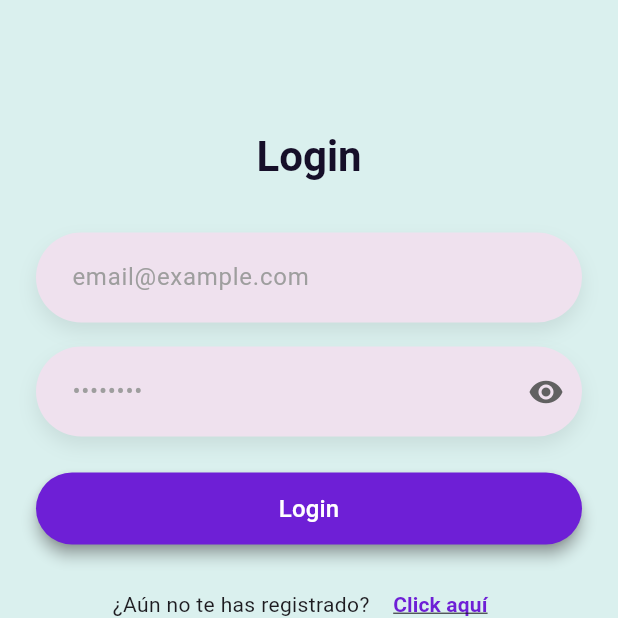
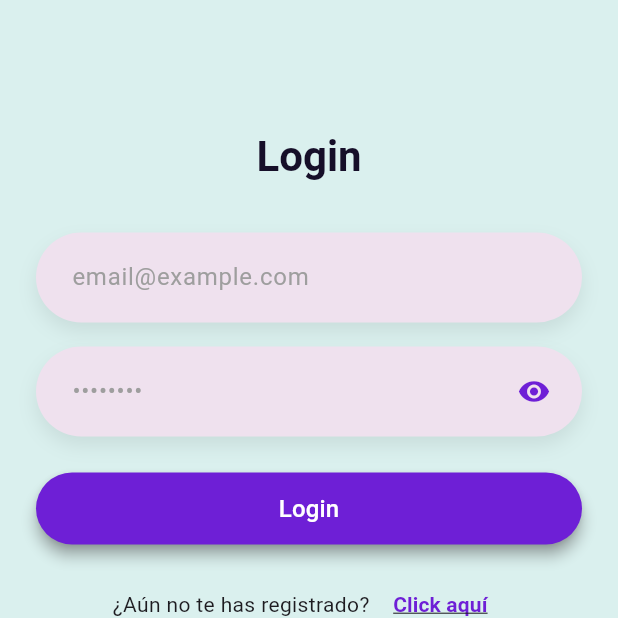
Before and after one commit to GrupoMedac7/Nexa, a Flutter app: the screen it shows after launch, on a phone screen of 412 x 824 dp, the top half of it. Run offline on Flutter 3.47's test engine with Material 3 defaults, Android fonts, the phone set to English and light mode, and no system bars; our stand-ins replace cloud_firestore, firebase_auth, firebase_core; accounts and stored records are empty.

Commit message:
Implementar botón de revelación con Stack para mejor visibilidad

```diff
--- a/lib/views/login_page/widgets/login_form.dart
+++ b/lib/views/login_page/widgets/login_form.dart
@@ -96,6 +96,9 @@ class _LoginFormState extends State<LoginForm> {
           const SizedBox(height: 16),
 
           // Contraseña
+          Stack(
+            alignment: Alignment.centerRight,
+            children: [
               Container(
                 decoration: BoxDecoration(
                   boxShadow: [
@@ -114,17 +117,23 @@ class _LoginFormState extends State<LoginForm> {
                     hintText: "••••••••",
                     filled: true,
                     fillColor: AppTheme.palette["light_purple"],
-                contentPadding: const EdgeInsets.symmetric(horizontal: 20, vertical: 18),
+                    contentPadding: const EdgeInsets.only(left: 20, right: 60, top: 18, bottom: 18),
                     border: OutlineInputBorder(
                       borderRadius: BorderRadius.circular(30),
                       borderSide: BorderSide.none,
                     ),
                     hintStyle: TextStyle(color: Colors.grey),
-                suffixIcon: IconButton(
+                  ),
+                  style: TextStyle(color: Colors.black),
+                ),
+              ),
+              Positioned(
+                right: 8,
+                child: IconButton(
                   icon: Icon(
                     _obscurePassword ? Icons.visibility : Icons.visibility_off,
-                    color: Colors.grey[700],
-                    size: 24,
+                    color: AppTheme.palette["dark_purple"],
+                    size: 22,
                   ),
                   onPressed: () {
                     setState(() {
@@ -133,8 +142,7 @@ class _LoginFormState extends State<LoginForm> {
                   },
                 ),
               ),
-              style: TextStyle(color: Colors.black),
-            ),
+            ],
           ),
 
           const SizedBox(height: 24),
```
Lines whose indentation alone changed are shown as unchanged.
